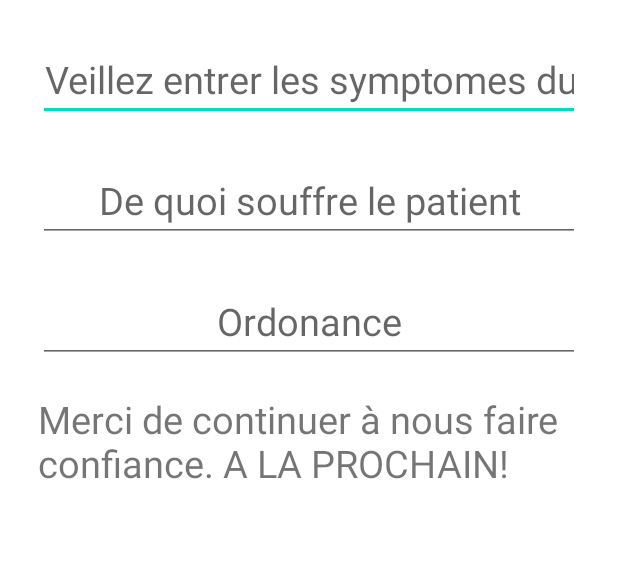
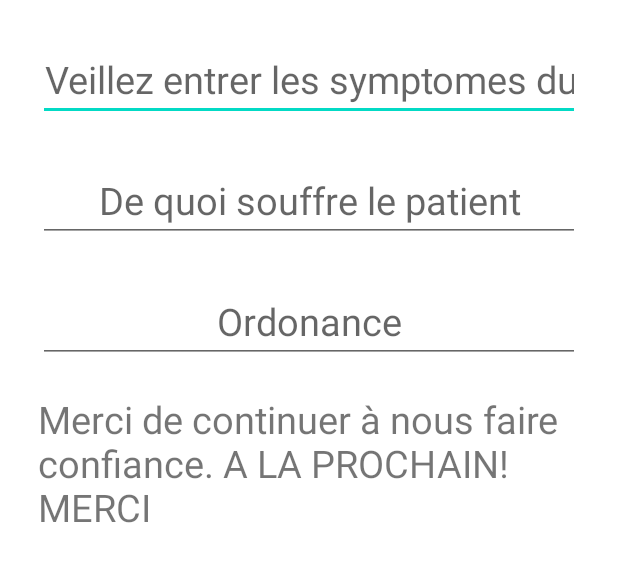
Before and after one commit to blastman0/GL2_Carnet_de_Sante_Groupe_18, an Android app: the layout activity_main3.xml on its own in the app's theme, with its tools: preview values and no code run, on a phone screen of 412 x 824 dp. Shown: the top 562 px of the screen. Run offline under Robolectric (Android 15) with nearby library versions, the phone set to English and light mode, and no system bars.

Commit message:
L'ajout de MERCI à l'activité 3

```diff
--- a/app/src/main/res/layout/activity_main3.xml
+++ b/app/src/main/res/layout/activity_main3.xml
@@ -48,7 +48,8 @@
         android:layout_marginTop="20dp"
         android:textAlignment="textStart"
         android:text="Merci de continuer à nous faire confiance.
-A LA PROCHAIN!"
+A LA PROCHAIN!
+MERCI"
         android:textSize="25dp"
         android:layout_marginLeft="25dp"
         android:layout_marginRight="25dp"/>
```
